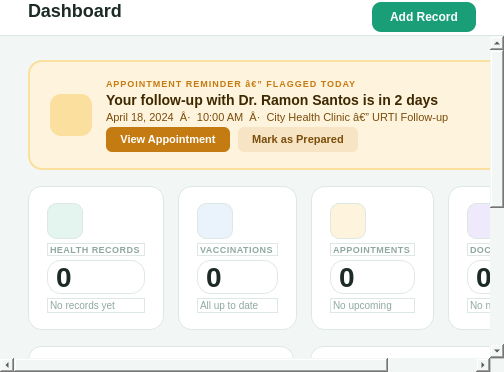
This is src/ui/page_dashboard.ui in shasheenahdeeneillelumasag/CCC151---Group-Project as Qt 5 draws it before an edit. The edited form follows.
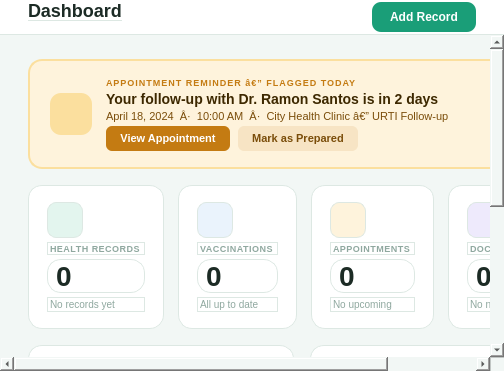
This is the edited form. Icons and pictures are not drawn.

The edit to the form file:
```diff
--- a/src/ui/page_dashboard.ui
+++ b/src/ui/page_dashboard.ui
@@ -34,7 +34,7 @@
    <item>
     <widget class="QFrame" name="topbar">
      <property name="styleSheet">
-      <string>QFrame#topbar { background: #FFFFFF; border-bottom: 1px solid #DDE8E3; border-radius: 0px; }</string>
+      <string>QFrame { background: #FFFFFF; border-bottom: 1px solid #DDE8E3; }</string>
      </property>
      <property name="minimumHeight"><number>62</number></property>
      <property name="maximumHeight"><number>62</number></property>
```
